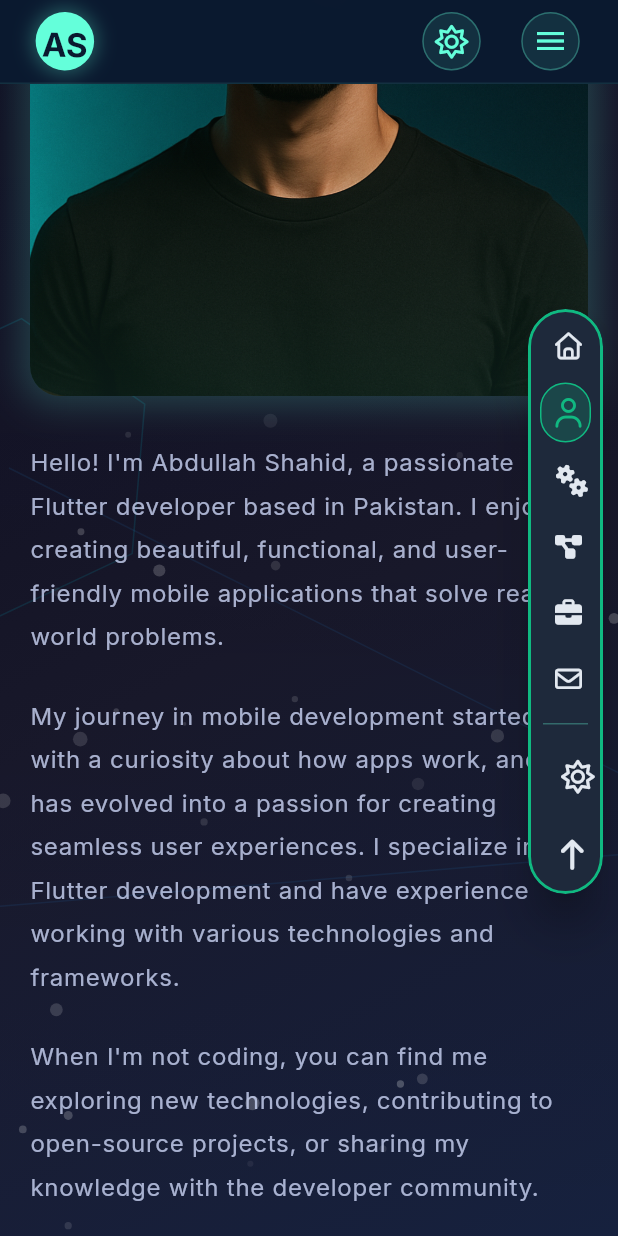
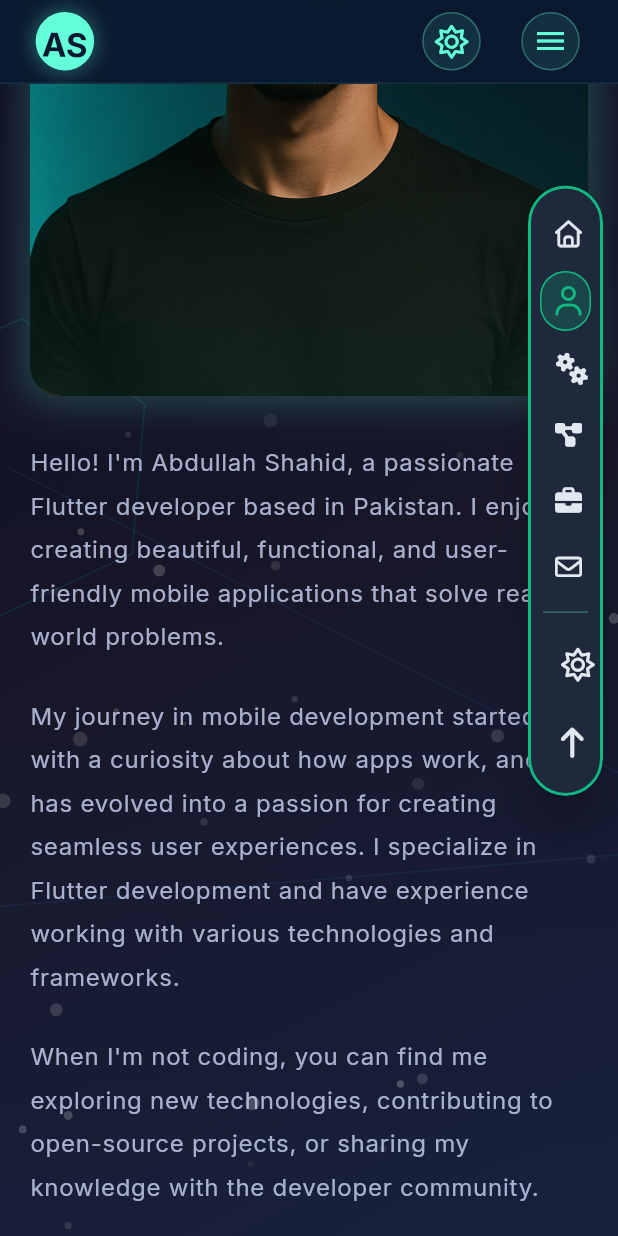
Before and after one commit to Abdullah-1360/Portfolio_web, a Flutter app: the screen it shows after launch, scrolled down 1152 dp, on a phone screen of 412 x 824 dp. Run offline on Flutter 3.47's test engine with Material 3 defaults, Android fonts, the phone set to English and light mode, and no system bars; drawn by our look-alikes of flutter_animate; our stand-ins replace animated_text_kit, font_awesome_flutter, go_router, google_fonts, responsive_framework, rive; missing offline and left inert: web_smooth_scroll.

```diff
--- a/lib/widgets/floating_navigation.dart
+++ b/lib/widgets/floating_navigation.dart
@@ -137,9 +137,13 @@ class _FloatingNavigationState extends State<FloatingNavigation>
       return const SizedBox.shrink();
     }
 
+    final screenHeight = MediaQuery.of(context).size.height;
+    final maxHeight = screenHeight * 0.7; // Use 70% of screen height
+    final topPosition = screenHeight * 0.15; // Start at 15% from top
+
     return Positioned(
                 right: isTablet ? 10 : 20,
-                top: MediaQuery.of(context).size.height * 0.25,
+                top: topPosition,
                 child: RepaintBoundary(
                    child: Material(
                      type: MaterialType.card,
@@ -150,10 +154,15 @@ class _FloatingNavigationState extends State<FloatingNavigation>
                      color: widget.isDarkMode
                          ? const Color(0xFF1E293B)
                          : Colors.white,
-                child: Container(
-                  width: isTablet ? 50 : 60,
-                  height: _navigationItems.length * (isTablet ? 45 : 50) + 120,
-                  decoration: BoxDecoration(
+                child: ConstrainedBox(
+                  constraints: BoxConstraints(
+                    maxWidth: isTablet ? 50 : 60,
+                    maxHeight: maxHeight,
+                  ),
+                  child: Container(
+                     width: isTablet ? 50 : 60,
+                     padding: const EdgeInsets.symmetric(vertical: 8),
+                   decoration: BoxDecoration(
                     borderRadius: BorderRadius.circular(isTablet ? 25 : 30),
                     border: Border.all(
                       color: widget.isDarkMode
@@ -165,6 +174,7 @@ class _FloatingNavigationState extends State<FloatingNavigation>
                   child: Flex(
                    direction: Axis.vertical,
                    mainAxisSize: MainAxisSize.min,
+                   mainAxisAlignment: MainAxisAlignment.spaceEvenly,
                    children: [
                     // Navigation items
                     ..._navigationItems.asMap().entries.map((entry) {
@@ -195,9 +205,11 @@ class _FloatingNavigationState extends State<FloatingNavigation>
                     _buildScrollToTop(theme),
                   ],
                  ),
+                   ),
+                 ),
                      ),
                    ),
-     ));
+     );
   }
 
   Widget _buildNavigationItem(
```
